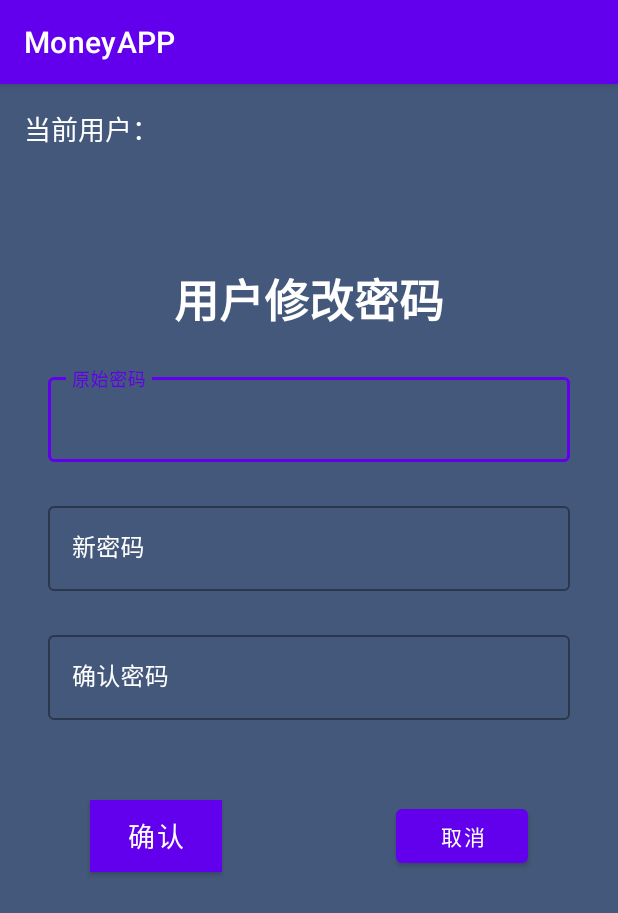
After one commit to mafeng250/MoneyAPP, an Android app: the SysSettingActivity screen opened directly, with no data from a screen before it, on a phone screen of 412 x 824 dp. The commit adds this screen. Shown: the top 913 px of the screen. Run offline under Robolectric (Android 15) with nearby library versions, the phone set to English and light mode, and no system bars; 5 statements that could not run were skipped.

Commit message:
完成系统设置界面及功能

```diff
--- a/app/src/main/AndroidManifest.xml
+++ b/app/src/main/AndroidManifest.xml
@@ -9,16 +9,19 @@
         android:roundIcon="@mipmap/ic_launcher_round"
         android:supportsRtl="true"
         android:theme="@style/AppTheme">
-        <activity android:name=".LoginActivity"></activity>
+        <activity android:name=".SysSettingActivity"></activity>
+        <activity android:name=".LoginActivity" />
         <activity android:name=".RegisterActivity" />
-        <activity android:name=".WelcomeActivity" />
-        <activity android:name=".MainActivity">
+        <activity android:name=".WelcomeActivity">
             <intent-filter>
                 <action android:name="android.intent.action.MAIN" />
 
                 <category android:name="android.intent.category.LAUNCHER" />
             </intent-filter>
         </activity>
+        <activity android:name=".other.OutManageActivity" />
+        <activity android:name=".other.InManageActivity" />
+        <activity android:name=".MainActivity"></activity>
     </application>
 
 </manifest>
--- /dev/null
+++ b/app/src/main/java/cn/edu/scujcc/moneyapp/SysSettingActivity.java
@@ -0,0 +1,99 @@
+package cn.edu.scujcc.moneyapp;
+
+import androidx.appcompat.app.AppCompatActivity;
+
+import android.content.ContentValues;
+import android.content.Intent;
+import android.database.sqlite.SQLiteDatabase;
+import android.os.Bundle;
+import android.view.View;
+import android.widget.Button;
+import android.widget.TextView;
+import android.widget.Toast;
+
+import com.google.android.material.textfield.TextInputEditText;
+
+public class SysSettingActivity extends AppCompatActivity {
+    //定义对象
+    TextView txt_user;
+    TextInputEditText yspwd,newpwd,zrpwd;
+    Button bt_modify,bt_cancel;
+    MyDBHelper mhelper;
+    SQLiteDatabase db;
+    String name;
+    String pwd;
+
+
+    @Override
+    protected void onCreate(Bundle savedInstanceState) {
+        super.onCreate(savedInstanceState);
+        setContentView(R.layout.activity_sys_setting);
+        //绑定控件
+        initView();
+        //第三步：显示当前登录的用户名
+        displayInfo();
+        //修改按钮功能
+        btnModify();
+        //取消按钮功能
+        btncancel();
+    }
+    private void initView(){
+        txt_user = findViewById(R.id.sys_name);
+        yspwd = findViewById(R.id.sys_yuanshi_password);
+        newpwd = findViewById(R.id.sys_new_password);
+        zrpwd = findViewById(R.id.sys_queren_password);
+        bt_modify = findViewById(R.id.sys_qr_btn);
+        bt_cancel = findViewById(R.id.sys_cancel_btn);
+        mhelper = new MyDBHelper(SysSettingActivity.this);
+        db = mhelper.getWritableDatabase();
+    }
+    private void displayInfo(){
+        name = getSharedPreferences("userinfo",0).getString("username","");
+        pwd = getSharedPreferences("userinfo",0).getString("userpwd","");
+        txt_user.setText(name);
+    }
+    private  void btnModify(){
+        bt_modify.setOnClickListener(new View.OnClickListener(){
+
+            @Override
+            public void onClick(View v) {
+                //获取三个输入框的内容
+                String ypwd = yspwd.getText().toString();
+                String xpwd = newpwd.getText().toString();
+                String zpwd = zrpwd.getText().toString();
+                //对每个密码进行判断
+                if(ypwd.equals("")){
+                    Toast.makeText(SysSettingActivity.this,"请输入原始密码",Toast.LENGTH_SHORT).show();
+                }else if (!ypwd.equalsIgnoreCase(pwd)){
+                    Toast.makeText(SysSettingActivity.this,"输入的密码与原密码不一致",Toast.LENGTH_SHORT).show();
+                }else if(xpwd.equals("")){
+                    Toast.makeText(SysSettingActivity.this,"请输入新密码",Toast.LENGTH_SHORT).show();
+                }else if(xpwd.equalsIgnoreCase(ypwd)){
+                    Toast.makeText(SysSettingActivity.this,"请输入新密码与原始密码不一致",Toast.LENGTH_SHORT).show();
+                }else if(zpwd.equals("")){
+                    Toast.makeText(SysSettingActivity.this,"请从新输入新密码",Toast.LENGTH_SHORT).show();
+                }else if(!zpwd.equalsIgnoreCase(xpwd)){
+                    Toast.makeText(SysSettingActivity.this,"两次输入的密码不一致",Toast.LENGTH_SHORT).show();
+                }else{
+                    ContentValues values = new ContentValues();
+                    values.put("pwd",xpwd);
+                    db.update("tb_userinfo",values,"name=?",new String[]{name});
+                    Toast.makeText(SysSettingActivity.this,"密码修改成功",Toast.LENGTH_SHORT).show();
+                    Intent intent = new Intent(SysSettingActivity.this,LoginActivity.class);
+                    startActivity(intent);
+                    finish();
+                }
+            }
+        });
+    }
+    private void btncancel(){
+        bt_cancel.setOnClickListener(new View.OnClickListener() {
+            @Override
+            public void onClick(View v) {
+                Intent intent = new Intent(SysSettingActivity.this,MainActivity.class);
+                startActivity(intent);
+                finish();
+            }
+        });
+    }
+}
--- a/app/src/main/res/layout/activity_register.xml
+++ b/app/src/main/res/layout/activity_register.xml
@@ -4,7 +4,6 @@
     xmlns:tools="http://schemas.android.com/tools"
     android:layout_width="match_parent"
     android:layout_height="match_parent"
-    android:background="@drawable/background"
     tools:context=".RegisterActivity">
 
     <ImageView
--- /dev/null
+++ b/app/src/main/res/layout/activity_sys_setting.xml
@@ -0,0 +1,145 @@
+<?xml version="1.0" encoding="utf-8"?>
+<androidx.constraintlayout.widget.ConstraintLayout xmlns:android="http://schemas.android.com/apk/res/android"
+    xmlns:app="http://schemas.android.com/apk/res-auto"
+    xmlns:tools="http://schemas.android.com/tools"
+    android:layout_width="match_parent"
+    android:layout_height="match_parent"
+    android:background="@drawable/background"
+    tools:context=".SysSettingActivity">
+
+
+    <TextView
+        android:id="@+id/textView2"
+        android:layout_width="wrap_content"
+        android:layout_height="wrap_content"
+        android:layout_marginStart="16dp"
+        android:layout_marginTop="16dp"
+        android:text="当前用户："
+        android:textColor="#FFFFFF"
+        android:textSize="18sp"
+        app:layout_constraintStart_toStartOf="parent"
+        app:layout_constraintTop_toTopOf="parent" />
+
+    <TextView
+        android:id="@+id/sys_name"
+        android:layout_width="wrap_content"
+        android:layout_height="wrap_content"
+        android:layout_marginStart="4dp"
+        android:layout_marginTop="16dp"
+        android:text="TextView"
+        android:textColor="#FFFFFF"
+        android:textSize="18sp"
+        app:layout_constraintStart_toEndOf="@+id/textView2"
+        app:layout_constraintTop_toTopOf="parent" />
+
+    <TextView
+        android:id="@+id/textView5"
+        android:layout_width="wrap_content"
+        android:layout_height="wrap_content"
+        android:layout_marginStart="112dp"
+        android:layout_marginTop="80dp"
+        android:layout_marginEnd="112dp"
+        android:text="用户修改密码"
+        android:textColor="#FFFFFF"
+        android:textSize="30sp"
+        android:textStyle="bold"
+        app:layout_constraintEnd_toEndOf="parent"
+        app:layout_constraintStart_toStartOf="parent"
+        app:layout_constraintTop_toBottomOf="@+id/sys_name" />
+
+    <com.google.android.material.textfield.TextInputLayout
+        android:id="@+id/sys_yuanshi_password"
+        style="@style/Widget.MaterialComponents.TextInputLayout.OutlinedBox"
+        android:layout_width="match_parent"
+        android:layout_height="wrap_content"
+        android:layout_marginStart="32dp"
+        android:layout_marginTop="24dp"
+        android:layout_marginEnd="32dp"
+        android:hint="@string/ys_password"
+        android:textColorHint="#FFFFFF"
+        app:endIconMode="clear_text"
+        app:layout_constraintEnd_toEndOf="parent"
+        app:layout_constraintStart_toStartOf="parent"
+        app:layout_constraintTop_toBottomOf="@+id/textView5">
+
+        <com.google.android.material.textfield.TextInputEditText
+            android:layout_width="match_parent"
+            android:layout_height="wrap_content"
+            android:imeOptions="actionNext"
+            android:singleLine="true"
+            android:textColor="#FFFFFF" />
+
+    </com.google.android.material.textfield.TextInputLayout>
+
+    <com.google.android.material.textfield.TextInputLayout
+        android:id="@+id/sys_new_password"
+        style="@style/Widget.MaterialComponents.TextInputLayout.OutlinedBox"
+        android:layout_width="match_parent"
+        android:layout_height="wrap_content"
+        android:layout_marginStart="32dp"
+        android:layout_marginTop="24dp"
+        android:layout_marginEnd="32dp"
+        android:hint="@string/new_password"
+        android:textColorHint="#FFFFFF"
+        app:endIconMode="clear_text"
+        app:layout_constraintEnd_toEndOf="parent"
+        app:layout_constraintStart_toStartOf="parent"
+        app:layout_constraintTop_toBottomOf="@+id/sys_yuanshi_password">
+
+        <com.google.android.material.textfield.TextInputEditText
+            android:layout_width="match_parent"
+            android:layout_height="wrap_content"
+            android:imeOptions="actionNext"
+            android:singleLine="true"
+            android:textColor="#FFFFFF" />
+
+    </com.google.android.material.textfield.TextInputLayout>
+
+    <com.google.android.material.textfield.TextInputLayout
+        android:id="@+id/sys_queren_password"
+        style="@style/Widget.MaterialComponents.TextInputLayout.OutlinedBox"
+        android:layout_width="match_parent"
+        android:layout_height="wrap_content"
+        android:layout_marginStart="32dp"
+        android:layout_marginTop="24dp"
+        android:layout_marginEnd="32dp"
+        android:hint="@string/qr_password"
+        android:textColorHint="#FFFFFF"
+        app:endIconMode="clear_text"
+        app:layout_constraintEnd_toEndOf="parent"
+        app:layout_constraintStart_toStartOf="parent"
+        app:layout_constraintTop_toBottomOf="@+id/sys_new_password">
+
+        <com.google.android.material.textfield.TextInputEditText
+            android:layout_width="match_parent"
+            android:layout_height="wrap_content"
+            android:imeOptions="actionNext"
+            android:singleLine="true"
+            android:textColor="#FFFFFF" />
+
+    </com.google.android.material.textfield.TextInputLayout>
+
+    <Button
+        android:id="@+id/sys_qr_btn"
+        android:layout_width="wrap_content"
+        android:layout_height="wrap_content"
+        android:layout_marginStart="60dp"
+        android:layout_marginTop="53dp"
+        android:background="#FFFFFF"
+        android:text="确认"
+        android:textColor="#FFFFFF"
+        android:textSize="18sp"
+        app:layout_constraintStart_toStartOf="parent"
+        app:layout_constraintTop_toBottomOf="@+id/sys_queren_password" />
+
+    <Button
+        android:id="@+id/sys_cancel_btn"
+        android:layout_width="wrap_content"
+        android:layout_height="wrap_content"
+        android:layout_marginTop="53dp"
+        android:layout_marginEnd="60dp"
+        android:text="取消"
+        app:layout_constraintEnd_toEndOf="parent"
+        app:layout_constraintTop_toBottomOf="@+id/sys_queren_password" />
+
+</androidx.constraintlayout.widget.ConstraintLayout>
--- a/app/src/main/res/values/strings.xml
+++ b/app/src/main/res/values/strings.xml
@@ -13,4 +13,7 @@
     <string name="birthday">生日</string>
     <string name="birthday_title">请选择生日</string>
     <string name="gender">性别</string>
+    <string name="ys_password">原始密码</string>
+    <string name="new_password">新密码</string>
+    <string name="qr_password">确认密码</string>
 </resources>
```
